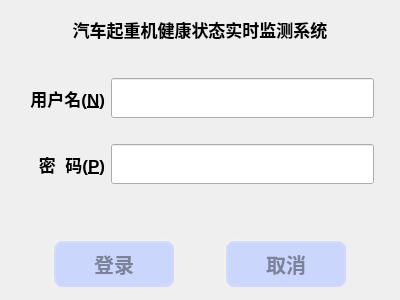
This is logindialog.ui in duguosheng/DataWatcher as Qt 5 draws it before an edit. The edited form follows.
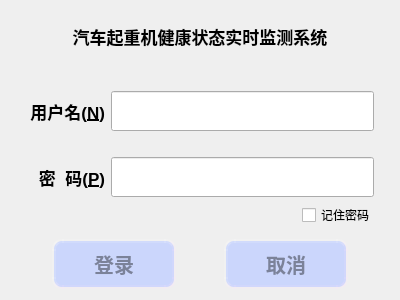
This is the edited form. Icons and pictures are not drawn.

What changed in the file:
```diff
--- a/logindialog.ui
+++ b/logindialog.ui
@@ -230,7 +230,7 @@
     </layout>
    </item>
    <item>
-    <layout class="QHBoxLayout" name="horizontalLayout_5" stretch="25,1">
+    <layout class="QHBoxLayout" name="horizontalLayout_5" stretch="20,5,1">
      <item>
       <widget class="QLabel" name="label_errorMsg">
        <property name="text">
@@ -241,6 +241,13 @@
        </property>
       </widget>
      </item>
+     <item>
+      <widget class="QCheckBox" name="cBox_saveUserInfo">
+       <property name="text">
+        <string>记住密码</string>
+       </property>
+      </widget>
+     </item>
      <item>
       <spacer name="horizontalSpacer_6">
        <property name="orientation">
```
